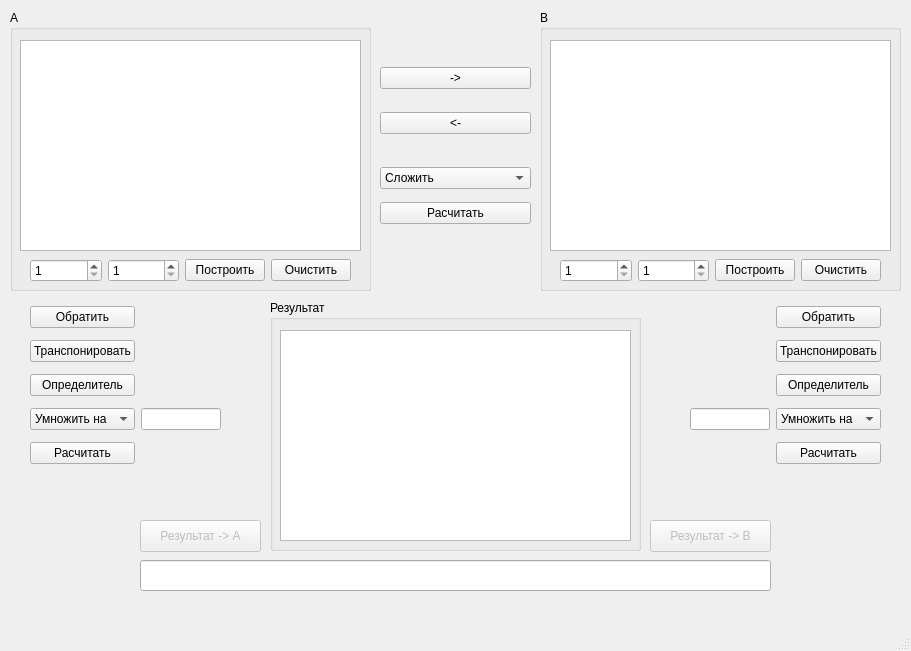
This is mainwindow.ui in TyPaporotnyk/matrix-calculator as Qt 5 draws it before an edit. The edited form follows.
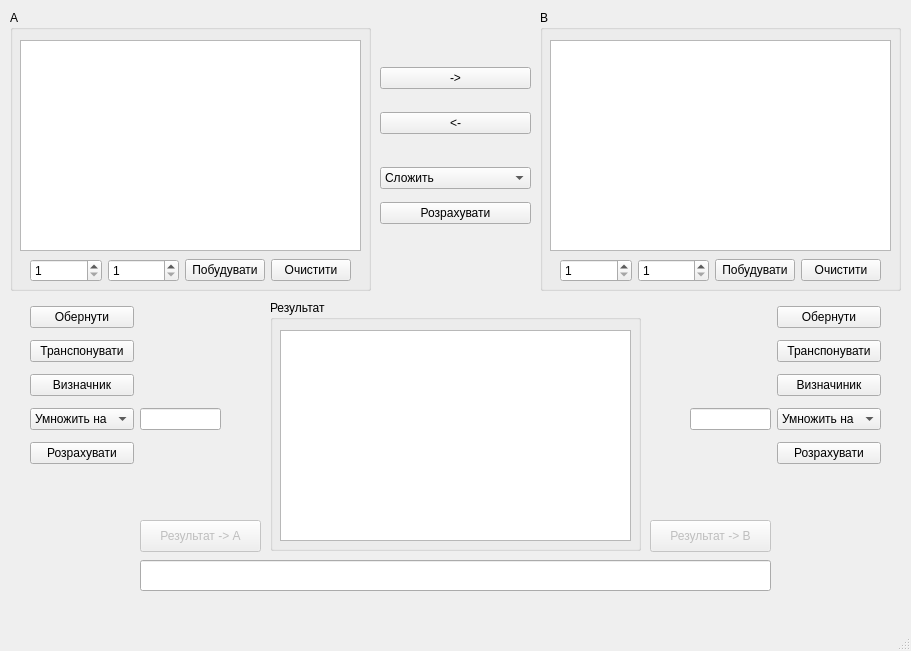
This is the edited form.

```diff
--- a/mainwindow.ui
+++ b/mainwindow.ui
@@ -61,21 +61,11 @@
       <item row="0" column="2">
        <widget class="QPushButton" name="buildMatrixButton_1">
         <property name="text">
-         <string>Построить</string>
+         <string>Побудувати</string>
         </property>
        </widget>
       </item>
       <item row="0" column="1">
-       <widget class="QSpinBox" name="spinBoxY_matrix_1">
-        <property name="minimum">
-         <number>1</number>
-        </property>
-        <property name="maximum">
-         <number>12</number>
-        </property>
-       </widget>
-      </item>
-      <item row="0" column="0">
        <widget class="QSpinBox" name="spinBoxX_matrix_1">
         <property name="minimum">
          <number>1</number>
@@ -85,10 +75,20 @@
         </property>
        </widget>
       </item>
+      <item row="0" column="0">
+       <widget class="QSpinBox" name="spinBoxY_matrix_1">
+        <property name="minimum">
+         <number>1</number>
+        </property>
+        <property name="maximum">
+         <number>12</number>
+        </property>
+       </widget>
+      </item>
       <item row="0" column="3">
        <widget class="QPushButton" name="clearButton1">
         <property name="text">
-         <string>Очистить</string>
+         <string>Очистити</string>
         </property>
        </widget>
       </item>
@@ -130,21 +130,11 @@
       <item row="0" column="2">
        <widget class="QPushButton" name="buildMatrixButton_2">
         <property name="text">
-         <string>Построить</string>
+         <string>Побудувати</string>
         </property>
        </widget>
       </item>
       <item row="0" column="1">
-       <widget class="QSpinBox" name="spinBoxY_matrix_2">
-        <property name="minimum">
-         <number>1</number>
-        </property>
-        <property name="maximum">
-         <number>12</number>
-        </property>
-       </widget>
-      </item>
-      <item row="0" column="0">
        <widget class="QSpinBox" name="spinBoxX_matrix_2">
         <property name="minimum">
          <number>1</number>
@@ -154,10 +144,20 @@
         </property>
        </widget>
       </item>
+      <item row="0" column="0">
+       <widget class="QSpinBox" name="spinBoxY_matrix_2">
+        <property name="minimum">
+         <number>1</number>
+        </property>
+        <property name="maximum">
+         <number>12</number>
+        </property>
+       </widget>
+      </item>
       <item row="0" column="3">
        <widget class="QPushButton" name="clearButton2">
         <property name="text">
-         <string>Очистить</string>
+         <string>Очистити</string>
         </property>
        </widget>
       </item>
@@ -236,14 +236,14 @@
      <item row="0" column="0">
       <widget class="QPushButton" name="matrixButon_convert_1">
        <property name="text">
-        <string>Обратить</string>
+        <string>Обернути</string>
        </property>
       </widget>
      </item>
      <item row="1" column="0">
       <widget class="QPushButton" name="matrixButon_transpose_1">
        <property name="text">
-        <string>Транспонировать</string>
+        <string>Транспонувати</string>
        </property>
       </widget>
      </item>
@@ -274,14 +274,14 @@
      <item row="4" column="0">
       <widget class="QPushButton" name="matrix_calc_1">
        <property name="text">
-        <string>Расчитать</string>
+        <string>Розрахувати</string>
        </property>
       </widget>
      </item>
      <item row="2" column="0">
       <widget class="QPushButton" name="matrixButon_determinant_1">
        <property name="text">
-        <string>Определитель</string>
+        <string>Визначник</string>
        </property>
       </widget>
      </item>
@@ -354,7 +354,7 @@
      <item row="1" column="0">
       <widget class="QPushButton" name="calculateButton">
        <property name="text">
-        <string>Расчитать</string>
+        <string>Розрахувати</string>
        </property>
       </widget>
      </item>
@@ -373,21 +373,21 @@
      <item row="2" column="1">
       <widget class="QPushButton" name="matrixButon_determinant_2">
        <property name="text">
-        <string>Определитель</string>
+        <string>Визначиник</string>
        </property>
       </widget>
      </item>
      <item row="0" column="1">
       <widget class="QPushButton" name="matrixButon_convert_2">
        <property name="text">
-        <string>Обратить</string>
+        <string>Обернути</string>
        </property>
       </widget>
      </item>
      <item row="1" column="1">
       <widget class="QPushButton" name="matrixButon_transpose_2">
        <property name="text">
-        <string>Транспонировать</string>
+        <string>Транспонувати</string>
        </property>
       </widget>
      </item>
@@ -411,7 +411,7 @@
      <item row="4" column="1">
       <widget class="QPushButton" name="matrix_calc_2">
        <property name="text">
-        <string>Расчитать</string>
+        <string>Розрахувати</string>
        </property>
       </widget>
      </item>
```
